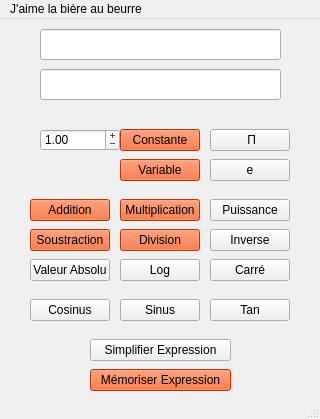
Qt form saisieexpressionIHM.ui (obalise/ExpressionProject) before a commit.
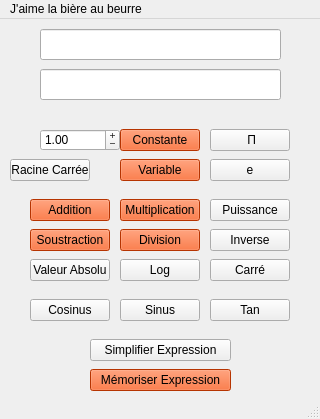
The same form after that commit.

Commit message:
Implémentation de l'Opérateur Unaire Racine Carrée
+Correction bug sur cos()

```diff
--- a/saisieexpressionIHM.ui
+++ b/saisieexpressionIHM.ui
@@ -423,6 +423,19 @@
      <string>e</string>
     </property>
    </widget>
+   <widget class="QPushButton" name="Bouton_RacineCarree">
+    <property name="geometry">
+     <rect>
+      <x>10</x>
+      <y>140</y>
+      <width>80</width>
+      <height>22</height>
+     </rect>
+    </property>
+    <property name="text">
+     <string>Racine Carrée</string>
+    </property>
+   </widget>
   </widget>
   <widget class="QMenuBar" name="menubar">
    <property name="geometry">
```
The commit also changes 7 other files.
